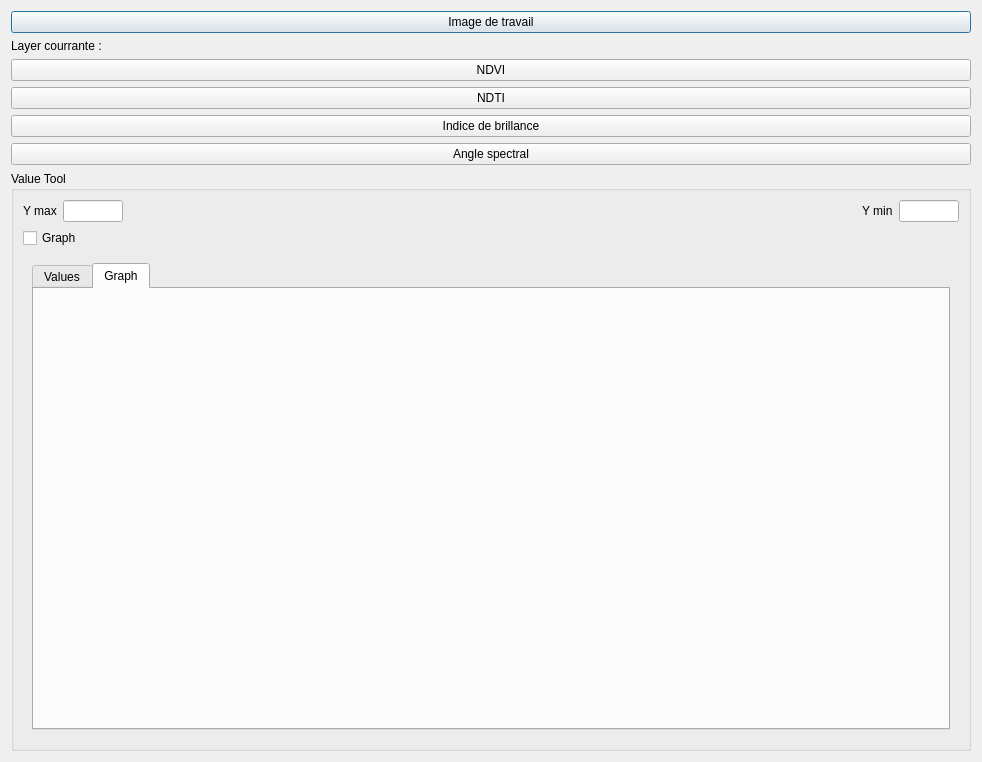
Old version of the form ui_qgiseducation.ui in the repository CS-SI/TerreImage.
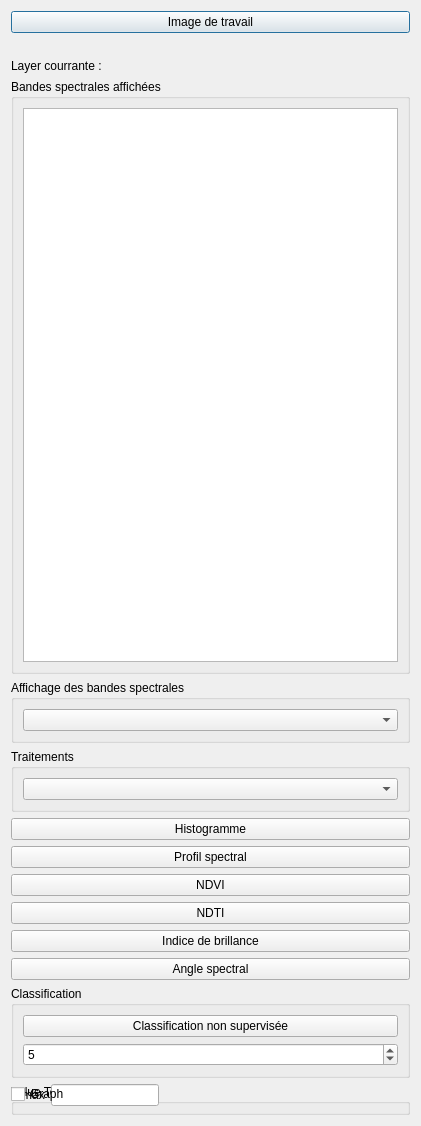
New version of the form.

Commit message: interface similaire a celle de terreimage_fltk

What changed in the file:
```diff
--- a/ui_qgiseducation.ui
+++ b/ui_qgiseducation.ui
@@ -6,14 +6,14 @@
    <rect>
     <x>0</x>
     <y>0</y>
-    <width>982</width>
-    <height>762</height>
+    <width>421</width>
+    <height>1126</height>
    </rect>
   </property>
   <property name="windowTitle">
    <string>QGISEducation</string>
   </property>
-  <layout class="QVBoxLayout" name="verticalLayout_4">
+  <layout class="QVBoxLayout" name="verticalLayout_5">
    <item>
     <widget class="QPushButton" name="pushButton_working_layer">
      <property name="text">
@@ -22,22 +22,68 @@
     </widget>
    </item>
    <item>
-    <layout class="QHBoxLayout" name="horizontalLayout">
-     <item>
-      <widget class="QLabel" name="label">
-       <property name="text">
-        <string>Layer courrante :</string>
-       </property>
-      </widget>
-     </item>
-     <item>
       <widget class="QLabel" name="label_working_layer">
        <property name="text">
         <string/>
        </property>
       </widget>
      </item>
-    </layout>
+   <item>
+    <widget class="QLabel" name="label">
+     <property name="text">
+      <string>Layer courrante :</string>
+     </property>
+    </widget>
+   </item>
+   <item>
+    <widget class="QGroupBox" name="groupBox_2">
+     <property name="title">
+      <string>Bandes spectrales affichées</string>
+     </property>
+     <layout class="QVBoxLayout" name="verticalLayout_2">
+      <item>
+       <widget class="QTextEdit" name="textEdit"/>
+      </item>
+     </layout>
+    </widget>
+   </item>
+   <item>
+    <widget class="QGroupBox" name="groupBox_3">
+     <property name="title">
+      <string>Affichage des bandes spectrales</string>
+     </property>
+     <layout class="QGridLayout" name="gridLayout">
+      <item row="0" column="0">
+       <widget class="QComboBox" name="comboBox_sprectral_band_display"/>
+      </item>
+     </layout>
+    </widget>
+   </item>
+   <item>
+    <widget class="QGroupBox" name="groupBox_4">
+     <property name="title">
+      <string>Traitements</string>
+     </property>
+     <layout class="QGridLayout" name="gridLayout_2">
+      <item row="0" column="0">
+       <widget class="QComboBox" name="comboBox_processing"/>
+      </item>
+     </layout>
+    </widget>
+   </item>
+   <item>
+    <widget class="QPushButton" name="pushButton_histogramme">
+     <property name="text">
+      <string>Histogramme</string>
+     </property>
+    </widget>
+   </item>
+   <item>
+    <widget class="QPushButton" name="pushButton_profil_spectral">
+     <property name="text">
+      <string>Profil spectral</string>
+     </property>
+    </widget>
    </item>
    <item>
     <widget class="QPushButton" name="pushButton_ndvi">
@@ -67,75 +113,43 @@
      </property>
     </widget>
    </item>
+   <item>
+    <widget class="QGroupBox" name="groupBox_5">
+     <property name="title">
+      <string>Classification</string>
+     </property>
+     <layout class="QVBoxLayout" name="verticalLayout_4">
+      <item>
+       <widget class="QPushButton" name="pushButton_kmeans">
+        <property name="text">
+         <string>Classification non supervisée</string>
+        </property>
+       </widget>
+      </item>
+      <item>
+       <widget class="QSpinBox" name="spinBox_kmeans">
+        <property name="value">
+         <number>5</number>
+        </property>
+       </widget>
+      </item>
+     </layout>
+    </widget>
+   </item>
    <item>
     <widget class="QGroupBox" name="groupBox">
      <property name="title">
       <string>Value Tool</string>
      </property>
-     <layout class="QVBoxLayout" name="verticalLayout_2">
-      <item>
-       <layout class="QHBoxLayout" name="horizontalLayout_4">
-        <item>
-         <widget class="QLabel" name="label_3">
-          <property name="text">
-           <string>Y max</string>
-          </property>
-         </widget>
-        </item>
-        <item>
-         <widget class="QLineEdit" name="leYMax"/>
-        </item>
-        <item>
-         <spacer name="horizontalSpacer_3">
-          <property name="orientation">
-           <enum>Qt::Horizontal</enum>
-          </property>
-          <property name="sizeHint" stdset="0">
-           <size>
-            <width>782</width>
-            <height>20</height>
-           </size>
-          </property>
-         </spacer>
-        </item>
-        <item>
-         <widget class="QLabel" name="label_2">
-          <property name="text">
-           <string>Y min</string>
-          </property>
-         </widget>
-        </item>
-        <item>
-         <widget class="QLineEdit" name="leYMin"/>
-        </item>
-       </layout>
-      </item>
-      <item>
-       <layout class="QHBoxLayout" name="horizontalLayout_3">
-        <item>
-         <widget class="QCheckBox" name="cbxGraph">
-          <property name="text">
-           <string>Graph</string>
-          </property>
-         </widget>
-        </item>
-        <item>
-         <spacer name="horizontalSpacer">
-          <property name="orientation">
-           <enum>Qt::Horizontal</enum>
-          </property>
-          <property name="sizeHint" stdset="0">
-           <size>
-            <width>40</width>
-            <height>20</height>
-           </size>
-          </property>
-         </spacer>
-        </item>
-       </layout>
-      </item>
-      <item>
        <widget class="QStackedWidget" name="stackedWidget">
+      <property name="geometry">
+       <rect>
+        <x>17</x>
+        <y>90</y>
+        <width>296</width>
+        <height>262</height>
+       </rect>
+      </property>
         <widget class="QWidget" name="page">
          <layout class="QVBoxLayout" name="verticalLayout">
           <item>
@@ -184,8 +198,67 @@
          </layout>
         </widget>
        </widget>
-      </item>
-     </layout>
+     <widget class="QWidget" name="">
+      <layout class="QHBoxLayout" name="horizontalLayout_4">
+       <item>
+        <widget class="QLabel" name="label_3">
+         <property name="text">
+          <string>Y max</string>
+         </property>
+        </widget>
+       </item>
+       <item>
+        <widget class="QLineEdit" name="leYMax"/>
+       </item>
+       <item>
+        <spacer name="horizontalSpacer_3">
+         <property name="orientation">
+          <enum>Qt::Horizontal</enum>
+         </property>
+         <property name="sizeHint" stdset="0">
+          <size>
+           <width>782</width>
+           <height>20</height>
+          </size>
+         </property>
+        </spacer>
+       </item>
+       <item>
+        <widget class="QLabel" name="label_2">
+         <property name="text">
+          <string>Y min</string>
+         </property>
+        </widget>
+       </item>
+       <item>
+        <widget class="QLineEdit" name="leYMin"/>
+       </item>
+      </layout>
+     </widget>
+     <widget class="QWidget" name="">
+      <layout class="QHBoxLayout" name="horizontalLayout_3">
+       <item>
+        <widget class="QCheckBox" name="cbxGraph">
+         <property name="text">
+          <string>Graph</string>
+         </property>
+        </widget>
+       </item>
+       <item>
+        <spacer name="horizontalSpacer">
+         <property name="orientation">
+          <enum>Qt::Horizontal</enum>
+         </property>
+         <property name="sizeHint" stdset="0">
+          <size>
+           <width>40</width>
+           <height>20</height>
+          </size>
+         </property>
+        </spacer>
+       </item>
+      </layout>
+     </widget>
     </widget>
    </item>
   </layout>
```
Lines whose indentation alone changed are shown as unchanged. The commit also changes 1 other file.
